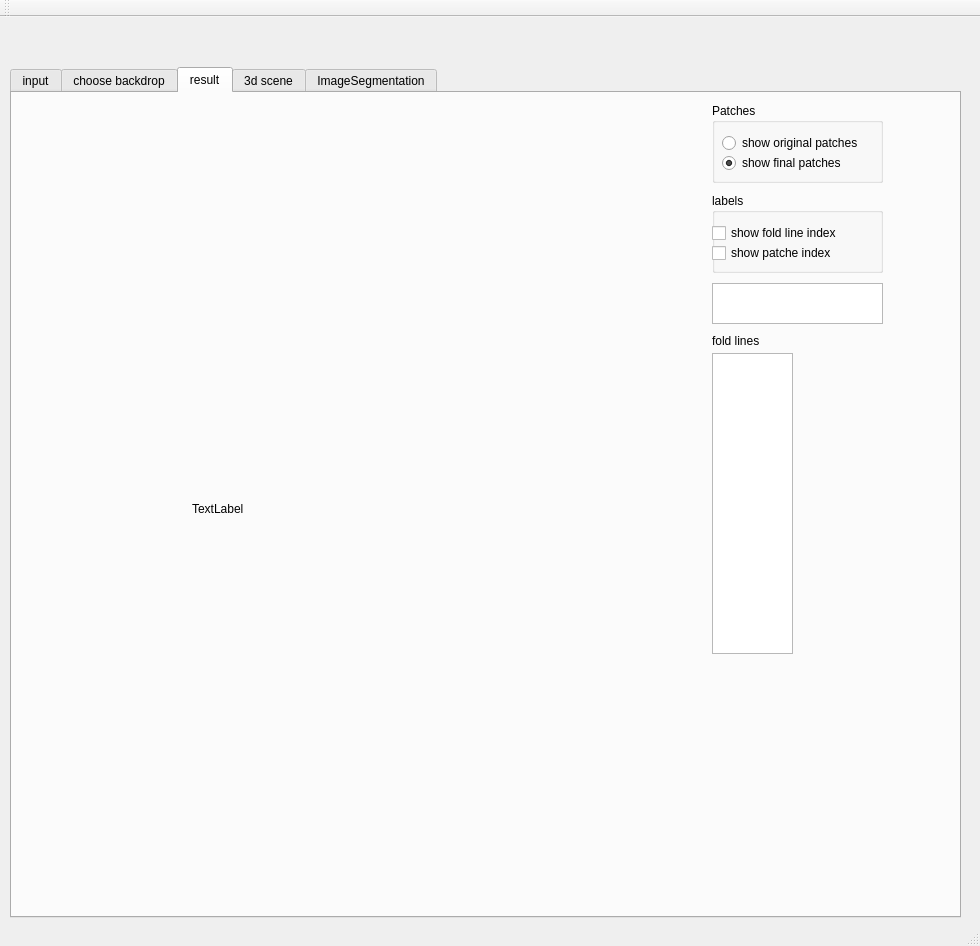
Qt form mainwindow.ui (jollytrees/popupImage) before a commit.
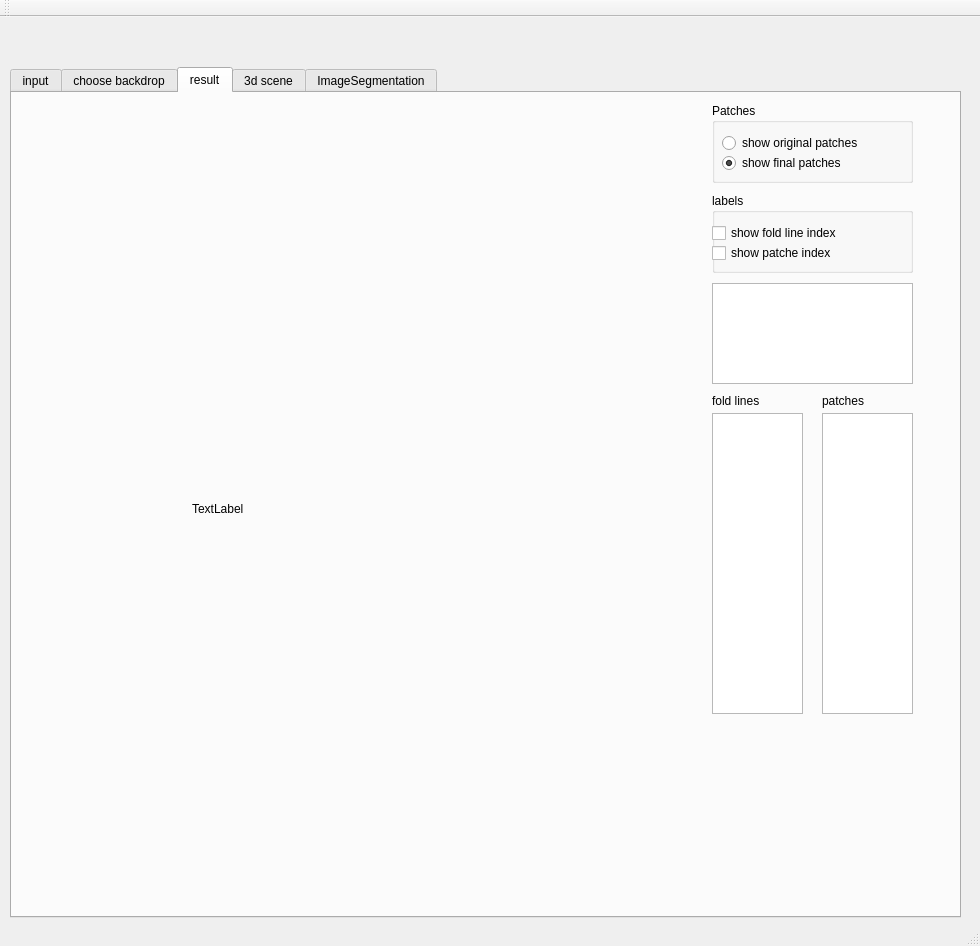
The same form after that commit. The open tabs and pages were chosen to show the change. Custom widgets are drawn as their Qt base class.

The edit to the form file:
```diff
--- a/mainwindow.ui
+++ b/mainwindow.ui
@@ -135,8 +135,8 @@
       <property name="geometry">
        <rect>
         <x>700</x>
-        <y>260</y>
-        <width>81</width>
+        <y>320</y>
+        <width>91</width>
         <height>301</height>
        </rect>
       </property>
@@ -145,7 +145,7 @@
       <property name="geometry">
        <rect>
         <x>700</x>
-        <y>240</y>
+        <y>300</y>
         <width>59</width>
         <height>16</height>
        </rect>
@@ -159,7 +159,7 @@
        <rect>
         <x>700</x>
         <y>100</y>
-        <width>171</width>
+        <width>201</width>
         <height>80</height>
        </rect>
       </property>
@@ -198,8 +198,8 @@
        <rect>
         <x>700</x>
         <y>190</y>
-        <width>171</width>
-        <height>41</height>
+        <width>201</width>
+        <height>101</height>
        </rect>
       </property>
      </widget>
@@ -208,7 +208,7 @@
        <rect>
         <x>700</x>
         <y>10</y>
-        <width>171</width>
+        <width>201</width>
         <height>80</height>
        </rect>
       </property>
@@ -245,6 +245,29 @@
        </property>
       </widget>
      </widget>
+     <widget class="QLabel" name="label_2">
+      <property name="geometry">
+       <rect>
+        <x>810</x>
+        <y>300</y>
+        <width>59</width>
+        <height>16</height>
+       </rect>
+      </property>
+      <property name="text">
+       <string>patches</string>
+      </property>
+     </widget>
+     <widget class="QListWidget" name="listWidget_patch">
+      <property name="geometry">
+       <rect>
+        <x>810</x>
+        <y>320</y>
+        <width>91</width>
+        <height>301</height>
+       </rect>
+      </property>
+     </widget>
     </widget>
     <widget class="QWidget" name="tab_7">
      <attribute name="title">
```
Left out of the diff: 22 changed lines with no effect on the pictures.
